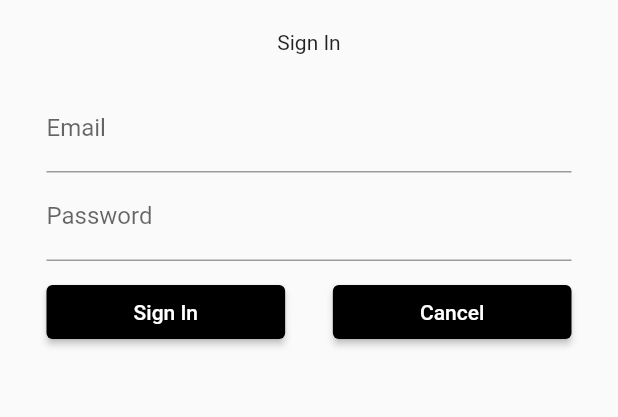
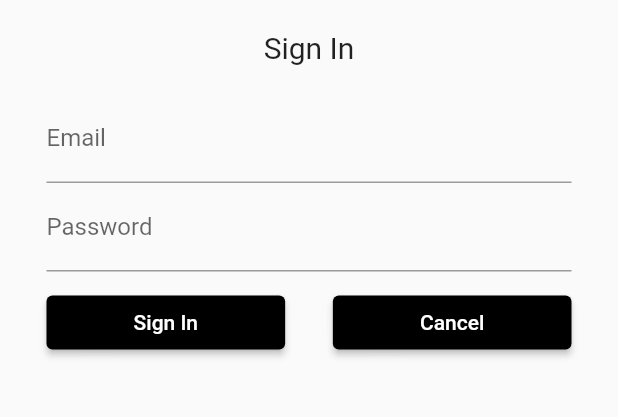
Before and after one commit to sorceryapp/sorcery_client, a Flutter app: the screen it shows after launch, after a tap on "Sign In", on a phone screen of 412 x 824 dp, the part 84-501 px from its top. Run offline on Flutter 3.47's test engine with Material 2 defaults, Android fonts, the phone set to English and light mode, and no system bars; our stand-ins replace dio, flutter_riverpod, flutter_secure_storage, go_router, isar, rxdart; accounts and stored records are empty; generated files the repository leaves out were written again.

Commit message:
add basic formatting to page titles

```diff
--- a/lib/src/features/authentication/presentation/sign_in_screen.dart
+++ b/lib/src/features/authentication/presentation/sign_in_screen.dart
@@ -23,7 +23,10 @@ class SignIn extends StatelessWidget {
         child: Column(
           children: const [
             box,
-            Text('Sign In'),
+            Text(
+              'Sign In',
+              style: TextStyle(fontSize: 20),
+            ),
             box,
             SignInForm(),
           ],
--- a/lib/src/features/authentication/presentation/sign_up_screen.dart
+++ b/lib/src/features/authentication/presentation/sign_up_screen.dart
@@ -23,7 +23,10 @@
         child: Column(
           children: const [
             box,
-            Text('Sign Up'),
+            Text(
+              'Sign Up',
+              style: TextStyle(fontSize: 20),
+            ),
             box,
             SignUpForm(),
           ],
--- a/lib/src/pages/home_screen.dart
+++ b/lib/src/pages/home_screen.dart
@@ -47,7 +47,10 @@ class AuthenticatedContent extends StatelessWidget {
       child: Column(
         children: [
           box,
-          Text('Hello ${user.firstName}!'),
+          Text(
+            'Hello ${user.firstName}!',
+            style: const TextStyle(fontSize: 20),
+          ),
           box,
           if (!isVerified)
             Link(
@@ -78,7 +81,10 @@ class UnauthenticatedContent extends StatelessWidget {
       child: Column(
         children: [
           box,
-          const Text('Welcome to Sorcery'),
+          const Text(
+            'Welcome to Sorcery',
+            style: TextStyle(fontSize: 20),
+          ),
           box,
           ElevatedButton(
               onPressed: () => context.goNamed(AppRoute.signIn.name),
```
Also changed, not shown: lib/src/features/authentication/presentation/request_verify_account_resend_screen.dart (+7 -0 lines), lib/src/features/authentication/presentation/verify_account_form.dart (+6 -10 lines), lib/src/features/authentication/presentation/verify_account_screen.dart (+17 -9 lines).
